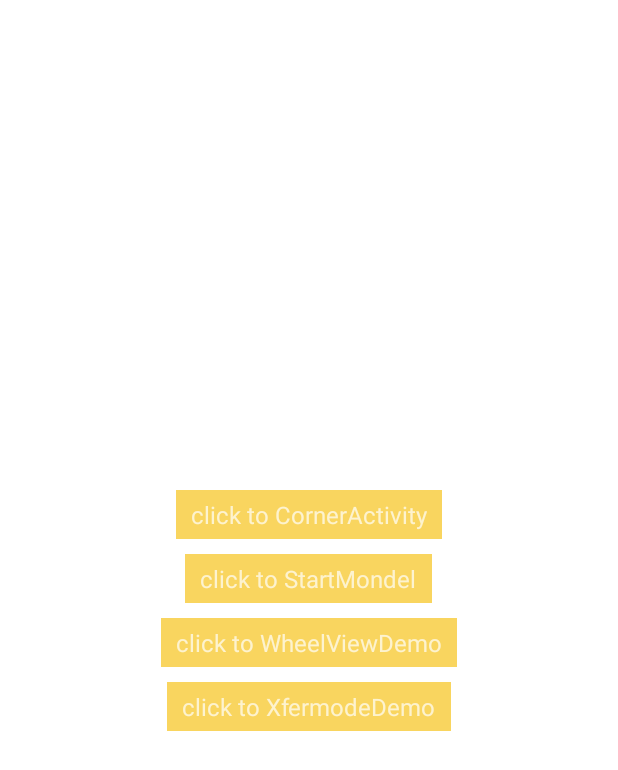
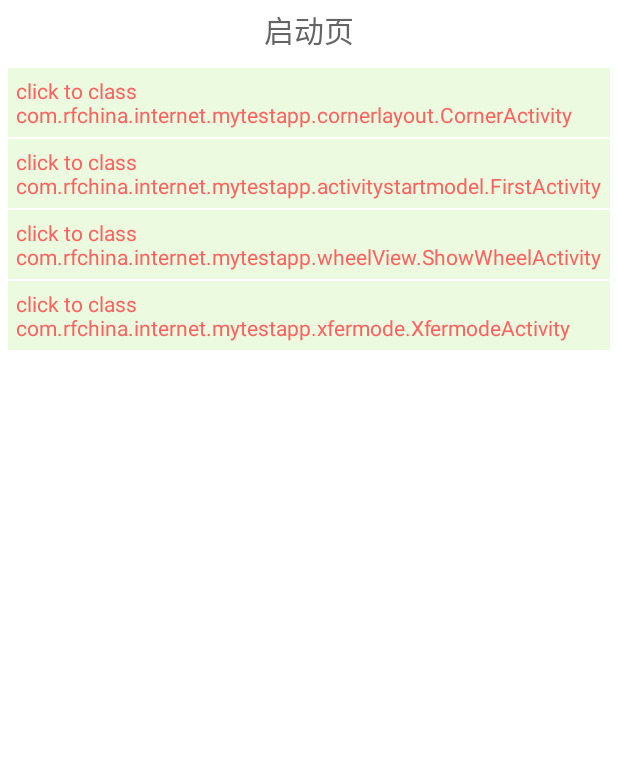
Before and after one commit to luoyican/myTestApp, an Android app: the screen it shows after launch (MainActivity), on a phone screen of 412 x 824 dp. Shown: the top 770 px of the screen. Run offline under Robolectric (Android 15) with nearby library versions, the phone set to English and light mode, and no system bars.

Commit message:
优化跳转activity界面

```diff
--- a/app/src/main/java/com/rfchina/internet/mytestapp/MainActivity.java
+++ b/app/src/main/java/com/rfchina/internet/mytestapp/MainActivity.java
@@ -4,6 +4,7 @@ import android.app.Activity;
 import android.content.Intent;
 import android.os.Bundle;
 import android.view.View;
+import android.widget.ListView;
 import android.widget.TextView;
 
 import com.rfchina.internet.mytestapp.activitystartmodel.FirstActivity;
@@ -11,42 +12,29 @@ import com.rfchina.internet.mytestapp.cornerlayout.CornerActivity;
 import com.rfchina.internet.mytestapp.wheelView.ShowWheelActivity;
 import com.rfchina.internet.mytestapp.xfermode.XfermodeActivity;
 
-public class MainActivity extends Activity implements View.OnClickListener {
-    private TextView txtCorner, txtStartMondel, txtWheelView,txtXfermode;
+import java.util.ArrayList;
+import java.util.List;
+
+public class MainActivity extends Activity {
+    private ListView listView;
+
+    private List<Class> activities;
+    private Class[] tmpAct = {CornerActivity.class, FirstActivity.class, ShowWheelActivity.class, XfermodeActivity.class};
 
     @Override
     protected void onCreate(Bundle savedInstanceState) {
         super.onCreate(savedInstanceState);
         setContentView(R.layout.activity_main);
-
-        txtCorner = (TextView) findViewById(R.id.txtCorner);
-        txtStartMondel = (TextView) findViewById(R.id.txtStartMondel);
-        txtWheelView = (TextView) findViewById(R.id.txtWheelView);
-        txtXfermode = (TextView) findViewById(R.id.txtXfermode);
-
-
-        txtCorner.setOnClickListener(this);
-        txtStartMondel.setOnClickListener(this);
-        txtWheelView.setOnClickListener(this);
-        txtXfermode.setOnClickListener(this);
-
+        listView = (ListView) findViewById(R.id.listActivity);
+        listView.setAdapter(new MainActivityAdapter(init()));
     }
 
+    private List<Class> init() {
+        activities = new ArrayList<>();
+        for (Class a : tmpAct) {
+            activities.add(a);
+        }
+        return activities;
+    }
 
-    @Override
-    public void onClick(View view) {
-        switch (view.getId()) {
-            case R.id.txtCorner:
-                startActivity(new Intent(this, CornerActivity.class));
-                break;
-            case R.id.txtStartMondel:
-                FirstActivity.entryActivity(this);
-                break;
-            case R.id.txtWheelView:
-                startActivity(new Intent(this, ShowWheelActivity.class));
-                break;
-            case R.id.txtXfermode:
-                startActivity(new Intent(this, XfermodeActivity.class));
-        }
-    }
 }
--- /dev/null
+++ b/app/src/main/java/com/rfchina/internet/mytestapp/MainActivityAdapter.java
@@ -0,0 +1,67 @@
+package com.rfchina.internet.mytestapp;
+
+import android.app.Activity;
+import android.content.Intent;
+import android.view.View;
+import android.view.ViewGroup;
+import android.widget.BaseAdapter;
+import android.widget.TextView;
+
+import java.util.List;
+
+/**
+ * Created by luoyican on 2017/7/10.
+ */
+
+public class MainActivityAdapter extends BaseAdapter {
+    List<Class> activities;
+
+    public MainActivityAdapter(List<Class> activities) {
+        this.activities = activities;
+    }
+
+    @Override
+    public long getItemId(int position) {
+        return position;
+    }
+
+    @Override
+    public int getCount() {
+        return activities.size();
+    }
+
+    @Override
+    public Class getItem(int position) {
+        return activities.get(position);
+    }
+
+    @Override
+    public View getView(final int position, View convertView, final ViewGroup parent) {
+        ViewHolder viewHolder;
+        if (convertView == null) {
+            convertView = View.inflate(parent.getContext(), R.layout.item_main_adapter, null);
+            viewHolder = new ViewHolder(convertView);
+            convertView.setTag(viewHolder);
+        } else {
+            viewHolder = (ViewHolder) convertView.getTag();
+        }
+        viewHolder.txtActivityName.setText("click to " + getItem(position).toString());
+        convertView.setOnClickListener(new View.OnClickListener() {
+            @Override
+            public void onClick(View v) {
+                Intent intent = new Intent(parent.getContext(), getItem(position));
+                parent.getContext().startActivity(intent);
+            }
+        });
+        return convertView;
+    }
+
+    class ViewHolder {
+        TextView txtActivityName;
+
+        public ViewHolder(View view) {
+            txtActivityName = (TextView) view.findViewById(R.id.txtActivityName);
+        }
+    }
+
+}
--- a/app/src/main/res/layout/activity_main.xml
+++ b/app/src/main/res/layout/activity_main.xml
@@ -8,55 +8,19 @@
     >
 
     <TextView
-        android:id="@+id/txtCorner"
-        android:layout_width="wrap_content"
-        android:layout_height="wrap_content"
-        android:paddingBottom="5dp"
-        android:paddingLeft="10dp"
-        android:paddingRight="10dp"
-        android:paddingTop="5dp"
-        android:text="click to CornerActivity"
-        android:textSize="16dp"
-        android:background="#f9d55f"
-        android:layout_marginBottom="10dp"/>
+        android:layout_width="match_parent"
+        android:layout_height="40dp"
+        android:text="启动页"
+        android:gravity="center"
+        android:textSize="20dp"
+        android:textColor="#656565"
+        />
 
-    <TextView
-        android:id="@+id/txtStartMondel"
-        android:layout_width="wrap_content"
-        android:layout_height="wrap_content"
-        android:paddingBottom="5dp"
-        android:paddingLeft="10dp"
-        android:paddingRight="10dp"
-        android:paddingTop="5dp"
-        android:text="click to StartMondel"
-        android:textSize="16dp"
-        android:background="#f9d55f"
-        android:layout_marginBottom="10dp"/>
-
-    <TextView
-        android:id="@+id/txtWheelView"
-        android:layout_width="wrap_content"
-        android:layout_height="wrap_content"
-        android:paddingBottom="5dp"
-        android:paddingLeft="10dp"
-        android:paddingRight="10dp"
-        android:paddingTop="5dp"
-        android:text="click to WheelViewDemo"
-        android:textSize="16dp"
-        android:background="#f9d55f"
-        android:layout_marginBottom="10dp"/>
-
-    <TextView
-        android:id="@+id/txtXfermode"
-        android:layout_width="wrap_content"
-        android:layout_height="wrap_content"
-        android:paddingBottom="5dp"
-        android:paddingLeft="10dp"
-        android:paddingRight="10dp"
-        android:paddingTop="5dp"
-        android:text="click to XfermodeDemo"
-        android:textSize="16dp"
-        android:background="#f9d55f"
-        android:layout_marginBottom="10dp"/>
+    <ListView
+        android:id="@+id/listActivity"
+        android:layout_width="match_parent"
+        android:layout_height="match_parent"
+        android:layout_margin="5dp"
+        ></ListView>
 
 </LinearLayout>
--- /dev/null
+++ b/app/src/main/res/layout/item_main_adapter.xml
@@ -0,0 +1,15 @@
+<?xml version="1.0" encoding="utf-8"?>
+<LinearLayout xmlns:android="http://schemas.android.com/apk/res/android"
+              android:layout_width="match_parent"
+              android:layout_height="match_parent"
+              android:orientation="vertical"
+    android:background="#ecfadf">
+
+    <TextView
+        android:id="@+id/txtActivityName"
+        android:layout_width="match_parent"
+        android:layout_height="match_parent"
+        android:padding="5dp"
+        android:textColor="#ff6060"/>
+
+</LinearLayout>
--- a/app/src/main/res/values/styles.xml
+++ b/app/src/main/res/values/styles.xml
@@ -3,7 +3,7 @@
     <!-- Base application theme. -->
     <style name="AppTheme" parent="Theme.AppCompat.NoActionBar">
         <!-- Customize your theme here. -->
-        <item name="android:background">#46cfcfcf</item>
+        <item name="android:background">#00ffffff</item>
     </style>
 
 </resources>
```
